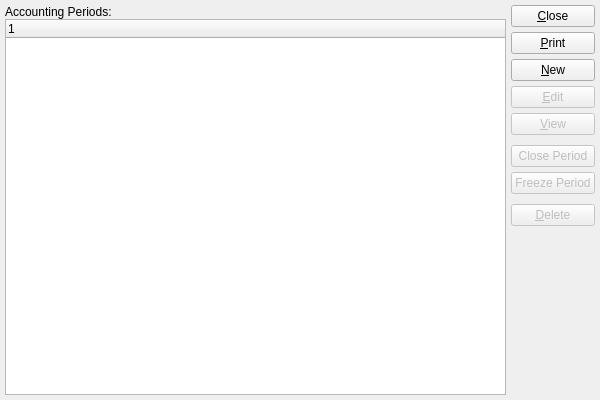
This is guiclient/accountingPeriods.ui in Pegasus-RPG/xtuple-client as Qt 5 draws it before an edit. The edited form follows.
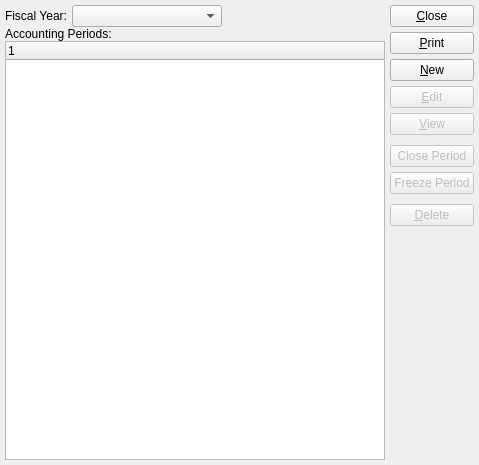
This is the edited form. Custom widgets are drawn as their Qt base class.

Commit message: [#22004] Add Fiscal Year filter to Accounting Periods screen

```diff
--- a/guiclient/accountingPeriods.ui
+++ b/guiclient/accountingPeriods.ui
@@ -13,32 +13,15 @@
    <rect>
     <x>0</x>
     <y>0</y>
-    <width>600</width>
-    <height>400</height>
+    <width>479</width>
+    <height>465</height>
    </rect>
   </property>
   <property name="windowTitle">
    <string>List Accounting Periods</string>
   </property>
   <layout class="QGridLayout" name="gridLayout">
-   <item row="0" column="0">
-    <layout class="QVBoxLayout">
-     <property name="spacing">
-      <number>0</number>
-     </property>
-     <item>
-      <widget class="QLabel" name="_periodLit">
-       <property name="text">
-        <string>Accounting Periods:</string>
-       </property>
-      </widget>
-     </item>
-     <item>
-      <widget class="XTreeWidget" name="_period"/>
-     </item>
-    </layout>
-   </item>
-   <item row="0" column="1">
+   <item row="1" column="1">
     <layout class="QVBoxLayout" name="verticalLayout">
      <item>
       <widget class="QPushButton" name="_close">
@@ -164,10 +147,80 @@
      </item>
     </layout>
    </item>
+   <item row="1" column="0">
+    <layout class="QVBoxLayout">
+     <property name="spacing">
+      <number>0</number>
+     </property>
+     <item>
+      <layout class="QHBoxLayout" name="horizontalLayout">
+       <item>
+        <widget class="XLabel" name="_yearLit">
+         <property name="text">
+          <string>Fiscal Year:</string>
+         </property>
+        </widget>
+       </item>
+       <item>
+        <widget class="XComboBox" name="_year">
+         <property name="minimumSize">
+          <size>
+           <width>150</width>
+           <height>0</height>
+          </size>
+         </property>
+         <property name="allowNull">
+          <bool>true</bool>
+         </property>
+         <property name="type">
+          <enum>XComboBox::FiscalYears</enum>
+         </property>
+         <property name="defaultCode">
+          <enum>XComboBox::First</enum>
+         </property>
+        </widget>
+       </item>
+       <item>
+        <spacer name="horizontalSpacer">
+         <property name="orientation">
+          <enum>Qt::Horizontal</enum>
+         </property>
+         <property name="sizeHint" stdset="0">
+          <size>
+           <width>40</width>
+           <height>20</height>
+          </size>
+         </property>
+        </spacer>
+       </item>
+      </layout>
+     </item>
+     <item>
+      <widget class="QLabel" name="_periodLit">
+       <property name="text">
+        <string>Accounting Periods:</string>
+       </property>
+      </widget>
+     </item>
+     <item>
+      <widget class="XTreeWidget" name="_period"/>
+     </item>
+    </layout>
+   </item>
   </layout>
  </widget>
  <layoutdefault spacing="5" margin="5"/>
  <customwidgets>
+  <customwidget>
+   <class>XComboBox</class>
+   <extends>QComboBox</extends>
+   <header>xcombobox.h</header>
+  </customwidget>
+  <customwidget>
+   <class>XLabel</class>
+   <extends>QLabel</extends>
+   <header>xlabel.h</header>
+  </customwidget>
   <customwidget>
    <class>XTreeWidget</class>
    <extends>QTreeWidget</extends>
```
The commit also changes 1 other file.
